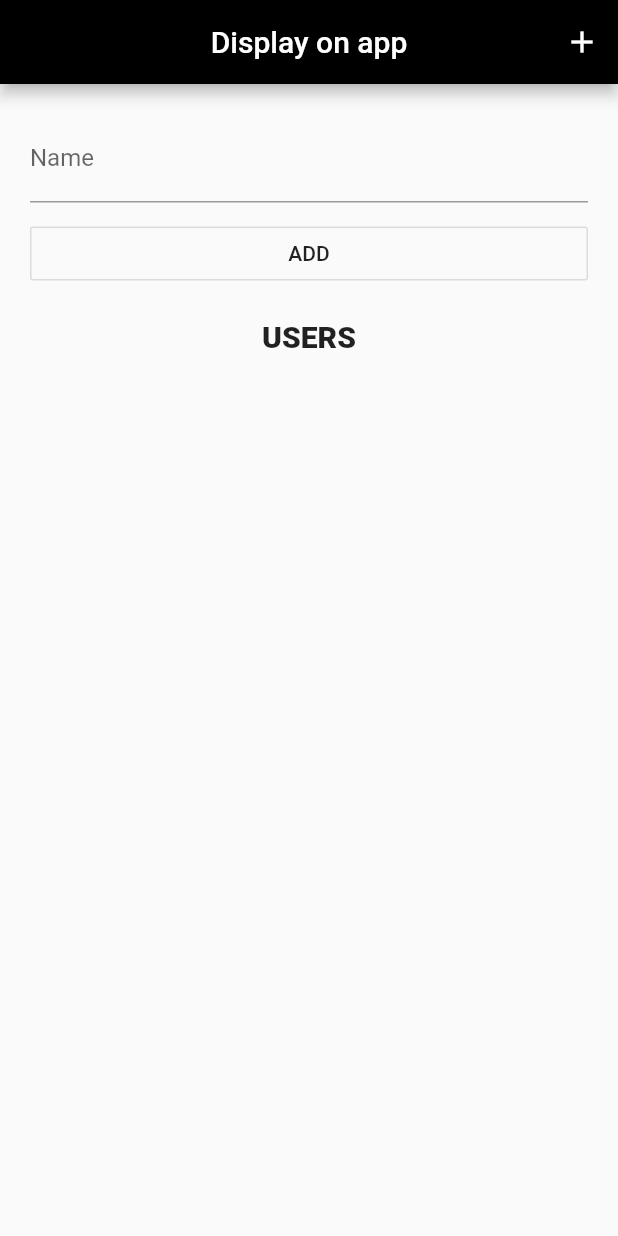
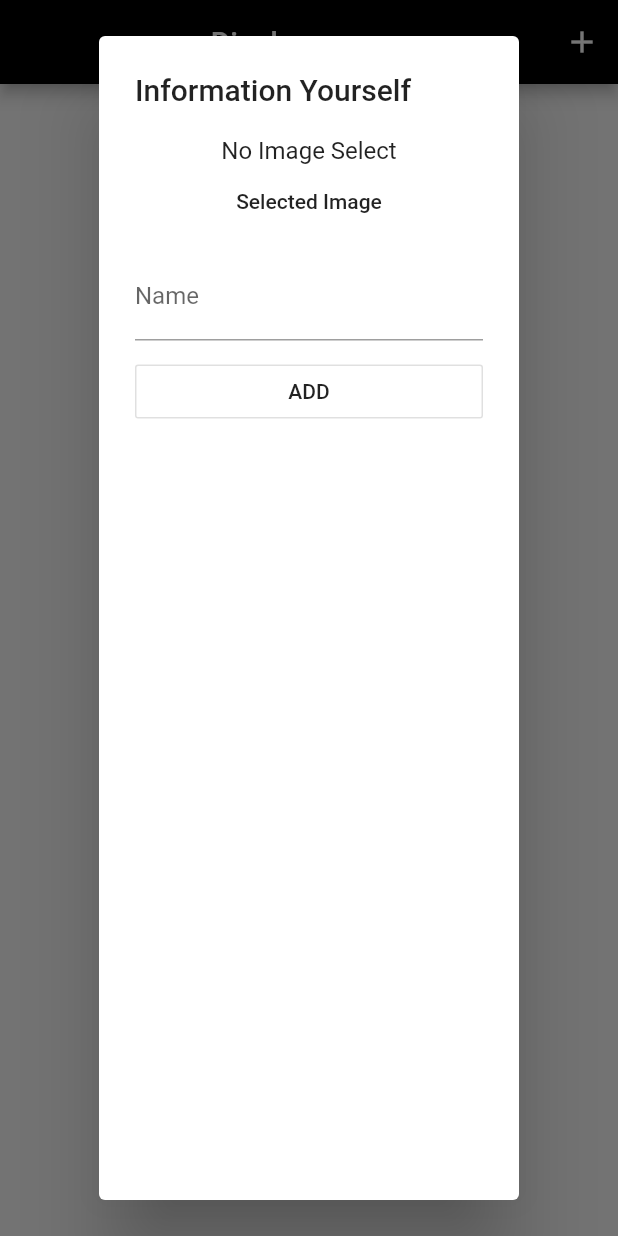
Before and after one commit to RungBMW/example_firebase, a Flutter app: the screen it shows after launch, after a tap on the "add" icon, on a phone screen of 412 x 824 dp. Run offline on Flutter 3.47's test engine with Material 2 defaults, Android fonts, the phone set to English and light mode, and no system bars; our stand-ins replace cloud_firestore, firebase_storage, image_picker; accounts and stored records are empty.

Commit message:
display dialog

```diff
--- a/lib/display on app/display.dart
+++ b/lib/display on app/display.dart
@@ -1,7 +1,15 @@
+import 'dart:io';
+import 'dart:math';
+
 import 'package:cloud_firestore/cloud_firestore.dart';
 import 'package:example_firebase/display%20on%20app/user.dart';
+import 'package:firebase_storage/firebase_storage.dart';
+import 'package:flutter/cupertino.dart';
 import 'package:flutter/material.dart';
+import 'package:image_picker/image_picker.dart';
 import 'user.dart';
+
+
 
 class Display extends StatefulWidget {
 
@@ -17,14 +25,18 @@ class _DisplayState extends State<Display> {
   String collectionName ="Users";
   bool isEditing = false;
   User curUser;
+  String imagelink;
+  File imageFile;
+  DocumentSnapshot data;
 
+  // Get User
   getUsers(){
-    //
     return Firestore.instance.collection(collectionName).snapshots();
   }
 
+  // Add User
   addUser(){
-   User user = User(name: controller.text);
+   User user = User(name: controller.text, url: imagelink);
    try {
      Firestore.instance.runTransaction((Transaction transaction) async {
        await Firestore.instance.collection(collectionName).document().setData(user.toJson());
@@ -34,10 +46,11 @@ class _DisplayState extends State<Display> {
    }
   }
 
+  // Add
   add(){
     if(isEditing){
       // update
-      update(curUser, controller.text);
+      update(curUser, controller.text,);
       setState(() {
         isEditing = false;
       });
@@ -47,18 +60,21 @@ class _DisplayState extends State<Display> {
     controller.text = '';
   }
 
-  update( User user, String newName){
+  // Update
+  update(User user, String newName){
     Firestore.instance.runTransaction((Transaction transaction) async {
-      await transaction.update(user.reference, {'name': newName});
+      await transaction.update(user.reference, {'name': newName,});
     });
   }
 
+  // Delete
   delete(User user){
     Firestore.instance.runTransaction((Transaction transaction) async {
       await transaction.delete(user.reference);
     });
   }
 
+  // Build Body
   Widget buildBody(BuildContext context){
     return StreamBuilder<QuerySnapshot>(
       stream: getUsers(),
@@ -76,16 +92,27 @@ class _DisplayState extends State<Display> {
     );
   }
 
+  Widget _dicideImageView(BuildContext context, DocumentSnapshot data){
+    if(imageFile == null){
+      return Text('No Image Select');
+    }else{
+      return Image.file(imageFile, width: 100,height: 100,);
+    }
+  }
+
+  // Build List
   Widget buildList(BuildContext context, List<DocumentSnapshot> snapshot){
     return ListView(
       children: snapshot.map((data) => buildListItem(context, data)).toList(),
     );
   }
 
+  // Build ListItem
   Widget buildListItem(BuildContext context, DocumentSnapshot data){
+
     final record = User.fromSnapshot(data);
     return Padding(
-      key: ValueKey(record.name),
+      key: ValueKey(record.name,),
       padding: EdgeInsets.symmetric(vertical: 10),
       child: Container(
         decoration: BoxDecoration(
@@ -93,6 +120,16 @@ class _DisplayState extends State<Display> {
           borderRadius: BorderRadius.circular(5),
         ),
         child: ListTile(
+          leading: GestureDetector(
+            child: Hero(
+              tag: 'image-one-tag',
+              child: CircleAvatar (
+                backgroundImage: NetworkImage(record.url),
+                radius: 22,
+              ),
+            ),
+            onTap: () => _showImage(context,data),
+          ),
           title: Text(record.name),
           trailing: IconButton(
             icon: Icon(Icons.delete),
@@ -101,15 +138,46 @@ class _DisplayState extends State<Display> {
               delete(record);
             },
           ),
-          onTap: (){
+          onTap: () {
             // update
             setUpdateUI(record);
+            showDialog<String>(
+              context: context,
+              builder: (BuildContext context) => AlertDialog(
+                title: const Text('Information Yourself'),
+                content: Padding(
+                  padding: EdgeInsets.all(0),
+                  child: Column(
+                    children: <Widget>[
+                      FlatButton(
+                          child: Text('Selected Image'),
+                          onPressed: () async {
+                            imageFile = await ImagePicker.pickImage(source: ImageSource.gallery);
+                            print("Image File"+ imageFile.path);
+                            //  _showPhotos(context,imageFile);
+                          }
+                      ),
+                      SizedBox(height: 10,),
+                      TextFormField(
+                        controller: controller,
+                        decoration: InputDecoration(
+                          labelText: "Name", hintText: "Enter name",
+                        ),
+                      ),
+                      SizedBox(height: 10,),
+                      button(),
+                    ],
+                  ),
+                ),
+              ),
+            );
           },
         ),
       ),
     );
   }
 
+  // Set UpdateUI
   setUpdateUI(User user){
     controller.text = user.name;
     setState(() {
@@ -119,6 +187,7 @@ class _DisplayState extends State<Display> {
     });
   }
 
+  // Button for Add
   button(){
     return SizedBox(
       width: double.infinity,
@@ -129,9 +198,23 @@ class _DisplayState extends State<Display> {
           setState(() {
             showTextField = false;
           });
+          Navigator.of(context).pop();
         },
       ),
     );
+  }
+
+  // Show Image Display on Screen
+  void _showImage(BuildContext context, DocumentSnapshot data) {
+    final record = User.fromSnapshot(data);
+    Navigator.of(context).push(MaterialPageRoute (builder: (context) => Scaffold(
+      body: Center(
+        child: Hero(
+            tag: 'image-one-tag',
+            child:  Image.network(record.url)
+        ),
+      ),
+    )));
   }
 
   @override
@@ -146,6 +229,54 @@ class _DisplayState extends State<Display> {
             onPressed: (){
               setState(() {
                 showTextField =! showTextField;
+                showDialog<String>(
+                    context: context,
+                  builder: (BuildContext context) => AlertDialog(
+                    title: const Text('Information Yourself'),
+                    content: Padding(
+                      padding: EdgeInsets.all(0),
+                      child: Column(
+                        children: <Widget>[
+                          // Show Image
+                          _dicideImageView(context,data),
+
+                          FlatButton(
+                              child: Text('Selected Image'),
+                              onPressed: () async {
+                                imageFile = await ImagePicker.pickImage(source: ImageSource.gallery);
+                                print("Image File" +imageFile.path);
+
+                                // Add Image into Storage
+                                FirebaseStorage fs = FirebaseStorage.instance;
+                                StorageReference rootSref = fs.ref();
+                                Random random = Random.secure();
+                                String choice = random.nextInt(1000).toString();
+                                StorageReference pictureSref = rootSref.child("pictures").child("image_"+choice);
+
+                                // Image in Storage into Database
+                                pictureSref.putFile(imageFile).onComplete.then((storageTask) async {
+                                  String link = await storageTask.ref.getDownloadURL();
+                                  print("Uploaded");
+                                  setState(() {
+                                    imagelink = link;
+                                  });
+                                });
+                              }
+                          ),
+                          SizedBox(height: 10,),
+                          TextFormField(
+                            controller: controller,
+                            decoration: InputDecoration(
+                              labelText: "Name", hintText: "Enter name",
+                            ),
+                          ),
+                          SizedBox(height: 10,),
+                          button(),
+                        ],
+                      ),
+                    ),
+                  ),
+                );
               });
             },
           ),
@@ -159,21 +290,11 @@ class _DisplayState extends State<Display> {
           children: <Widget>[
             showTextField? Column(
               crossAxisAlignment: CrossAxisAlignment.center,
-              mainAxisAlignment: MainAxisAlignment.start,
-              children: <Widget>[
-                TextFormField(
-                  controller: controller,
-                  decoration: InputDecoration(
-                    labelText: "Name", hintText: "Enter name",
-                  ),
-                ),
-                SizedBox(height: 10,),
-                button(),
-              ],
-            ) : Container(),
-            SizedBox(height: 20,),
+              mainAxisAlignment: MainAxisAlignment.start,) : Container(),
+            SizedBox(height: 10,),
             Text("USERS", style: TextStyle(fontSize: 20, fontWeight: FontWeight.w900),),
-            SizedBox(height: 20,),
+            SizedBox(height: 10,),
+            Column(),
             Flexible(
               child: buildBody(context),
             ),
--- a/lib/display on app/user.dart
+++ b/lib/display on app/user.dart
@@ -3,16 +3,22 @@ import 'package:cloud_firestore/cloud_firestore.dart';
 class User{
 
   String name;
+  // url is image network
+  String url;
   DocumentReference reference;
 
-  User({this.name});
+  User({this.name, this.url});
 
   User.fromMap(Map<String, dynamic> map, {this.reference}){
     name = map["name"];
+    url = map["image"];
   }
 
   User.fromSnapshot(DocumentSnapshot snapshot) : this.fromMap(snapshot.data, reference: snapshot.reference);
   toJson(){
-    return{'name': name};
+    return{
+      'name': name,
+      'image': url,
+    };
   }
 }
--- a/pubspec.yaml
+++ b/pubspec.yaml
@@ -24,6 +24,9 @@ dependencies:
   # Use with the CupertinoIcons class for iOS style icons.
   cupertino_icons: ^0.1.2
   cloud_firestore:
+  firebase_storage:
+  image_picker:
+  image_cropper:
 
 dev_dependencies:
   flutter_test:
```
Also changed, not shown: pubspec.lock.
